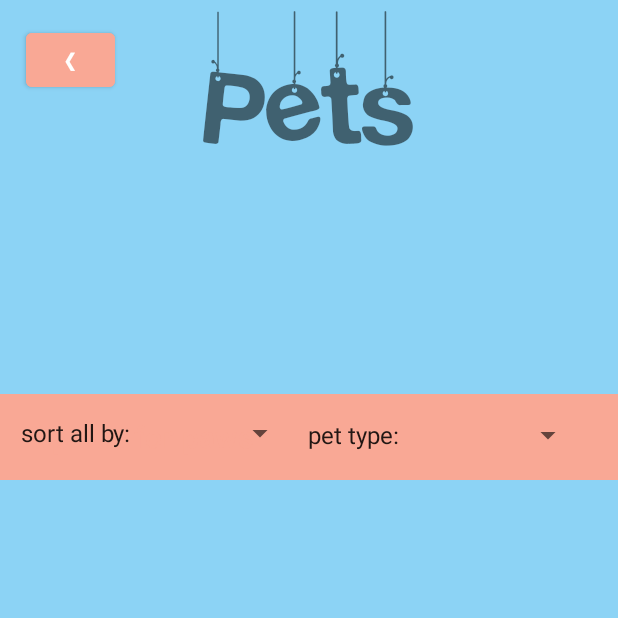
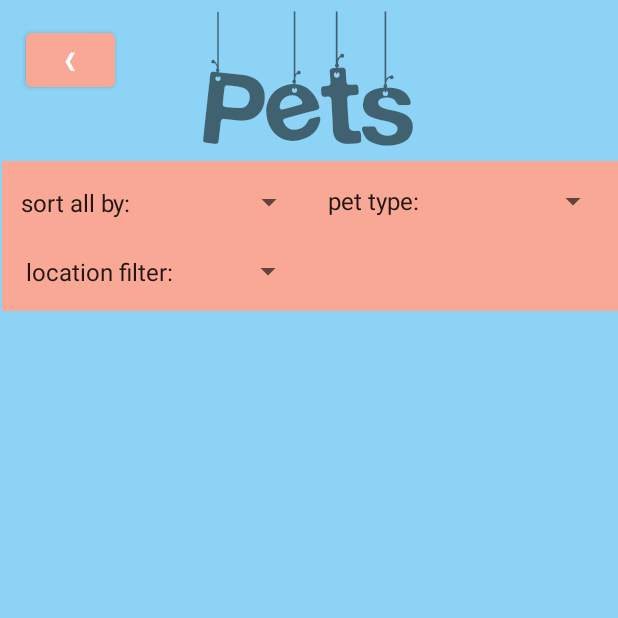
Before and after one commit to soniadeca28/APlaceForPaws, an Android app: the BrowseActivity screen opened directly, with no data from a screen before it, on a phone screen of 412 x 824 dp, the top half of it. Run offline under Robolectric (Android 15) with nearby library versions, the phone set to English and light mode, and no system bars; our stand-ins replace Firebase (no records; nobody signed in at launch, a user with empty details on screens opened directly), Picasso; pictures from the network do not load.

Commit message:
Added the filter by location

```diff
--- a/app/src/main/java/com/example/aplaceforpaws/BrowseActivity.java
+++ b/app/src/main/java/com/example/aplaceforpaws/BrowseActivity.java
@@ -20,6 +20,7 @@ import android.widget.ArrayAdapter;
 import android.widget.Button;
 import android.widget.ImageView;
 import android.widget.Spinner;
+import android.widget.Switch;
 import android.widget.Toast;
 
 import androidx.annotation.NonNull;
@@ -74,6 +75,7 @@ public class BrowseActivity extends AppCompatActivity {
     private ImageView imageViewPet;
     Spinner petType;
     Spinner petFilter;
+    Spinner petLocation;
     Member member;
     LocationRequest locationRequest;
     LocationCallback locationCallBack;
@@ -81,6 +83,7 @@ public class BrowseActivity extends AppCompatActivity {
     String address;
     public static final int FAST_UPDATE = 5;
     private static final int PERMISSIONS_FINE_LOCATION = 99;
+    private int pos1, pos2, pos3;
 
 
     @SuppressLint("MissingPermission")
@@ -120,6 +123,7 @@ public class BrowseActivity extends AppCompatActivity {
 
         petType = findViewById(R.id.spinner_browse);
         petFilter = findViewById(R.id.spinner_filter_by_type);
+        petLocation = findViewById(R.id.location);
 
         Button back = findViewById(R.id.browseBackButton);
         back.setOnClickListener(v -> backToIntermediate());
@@ -153,6 +157,8 @@ public class BrowseActivity extends AppCompatActivity {
         setupSort();
 
         setupFilterByType();
+
+        setupLocationFilter();
 
     }
 
@@ -190,7 +196,9 @@ public class BrowseActivity extends AppCompatActivity {
         finish();
     }
 
-    private void setupSort(){
+    private void setupSort(){ //pos1 e pentru asta
+       pos2=0;
+       pos3=0;
         ArrayAdapter<CharSequence> adapter = ArrayAdapter.createFromResource(this,
                 R.array.sort_types, android.R.layout.simple_spinner_item);
         adapter.setDropDownViewResource(android.R.layout.simple_spinner_dropdown_item);
@@ -199,14 +207,18 @@ public class BrowseActivity extends AppCompatActivity {
             @RequiresApi(api = Build.VERSION_CODES.N)
             @Override
             public void onItemSelected(AdapterView<?> adapterView, View view, int position, long id) {
-                if(position == 1){
-                    sortByName();
+                switch(position) {
+                    case 1: {
+                        sortByName();
+                        break;
+                    }
+                    case 2: {
+                        sortByAge();
+                        break;
+                    }
+
+                    default: mRecyclerView.setAdapter(mAdapter);
                 }
-                    else if(position == 2){
-                        sortByAge();
-                }
-                    else mRecyclerView.setAdapter(mAdapter);
-
                     mAdapter.notifyDataSetChanged();
             }
 
@@ -221,6 +233,7 @@ public class BrowseActivity extends AppCompatActivity {
 
     @RequiresApi(api = Build.VERSION_CODES.N)
     private void sortByName(){
+
         Collections.sort(mUploads, Comparator.comparing(Upload::getPetName));
         mRecyclerView.setAdapter(mAdapter);
     }
@@ -241,22 +254,35 @@ public class BrowseActivity extends AppCompatActivity {
             @RequiresApi(api = Build.VERSION_CODES.N)
             @Override
             public void onItemSelected(AdapterView<?> adapterView, View view, int position, long id) {
-                if(position == 1) showCats();
+                switch(position) {
 
-                else if(position == 2) showDogs();
+                    case 1 : {
+                        showCats();
+                        break;
+                    }
+                    case 2 : {
+                        showDogs();
+                        break;
+                    }
 
-                else if(position == 3) showFish();
+                    case 3 : {
+                        showFish();
+                        break;
+                    }
 
-                else if(position == 4) showParrots();
+                    case 4 : {
+                        showParrots();
+                        break;
+                    }
 
-                else if(position == 5) showHedgehogs();
-
-                else mRecyclerView.setAdapter(mAdapter);
-
+                    case 5 : {
+                        showHedgehogs();
+                        break;
+                    }
+                    default : mRecyclerView.setAdapter(mAdapter);
+                }
 
             }
-
-
 
             @Override
             public void onNothingSelected(AdapterView<?> adapterView) {
@@ -396,6 +422,43 @@ public class BrowseActivity extends AppCompatActivity {
         Toast.makeText(BrowseActivity.this, "Adress is :" + address, Toast.LENGTH_SHORT).show();
         return address;
     }
+    private void setupLocationFilter(){
 
+        ArrayAdapter<CharSequence> adapter = ArrayAdapter.createFromResource(this,
+                R.array.filter_location, android.R.layout.simple_spinner_item);
+        adapter.setDropDownViewResource(android.R.layout.simple_spinner_dropdown_item);
+        petLocation.setAdapter(adapter);
+        petLocation.setOnItemSelectedListener(new AdapterView.OnItemSelectedListener() {
+            @Override
+            public void onItemSelected(AdapterView<?> adapterView, View view, int position, long id) {
+                if(position == 1) filterByLocation();
+                else mRecyclerView.setAdapter(mAdapter);
+            }
+
+            @Override
+            public void onNothingSelected(AdapterView<?> adapterView) {
+
+            }
+        });
+
+    }
+
+    private void filterByLocation(){
+
+        ImageAdapter mAdapterAux;
+        List<Upload> mUploadsAux;
+        String location;
+        mUploadsAux = new ArrayList<>();
+        mAdapterAux = new ImageAdapter(BrowseActivity.this,mUploadsAux);
+        for(Upload u : mUploads )  {
+            location=u.getAddress();
+            if (address.compareTo(location)==0) {
+                mUploadsAux.add(u);
+            }
+        }
+        mRecyclerView.setAdapter(mAdapterAux);
+        mAdapterAux.notifyDataSetChanged();
+
+    }
 
 }
--- a/app/src/main/java/com/example/aplaceforpaws/ImageAdapter.java
+++ b/app/src/main/java/com/example/aplaceforpaws/ImageAdapter.java
@@ -13,6 +13,7 @@ import android.widget.Filter;
 import android.widget.Filterable;
 import android.widget.Button;
 import android.widget.ImageView;
+import android.widget.Switch;
 import android.widget.TextView;
 import android.widget.Toast;
 
@@ -43,20 +44,25 @@ public class ImageAdapter extends RecyclerView.Adapter<ImageAdapter.ImageViewHol
     private String imgName;
     private String imgExtension;
     private String[] imgParts;
-    private List<Upload> mUploadsAux;
+
+
 
 
     public ImageAdapter(Context mContext, List<Upload> mUploads) {
         this.mContext = mContext;
         this.mUploads = mUploads;
-        this.mUploadsAux=mUploads;
+
+
     }
+
+
 
     @NonNull
     @Override
     public ImageAdapter.ImageViewHolder onCreateViewHolder(@NonNull ViewGroup parent, int viewType) {
         View v = LayoutInflater.from(mContext).inflate(R.layout.pet_image,parent,false);
         return new ImageViewHolder(v);
+        //new ImageAdapter(mUploads,this);
     }
 
     @Override
@@ -109,6 +115,7 @@ public class ImageAdapter extends RecyclerView.Adapter<ImageAdapter.ImageViewHol
         ImageView downloadUrl;
         Button seeMore;
 
+
         public ImageViewHolder(@NonNull View itemView) {
             super(itemView);
             petName = itemView.findViewById(R.id.pet_name);
@@ -117,6 +124,7 @@ public class ImageAdapter extends RecyclerView.Adapter<ImageAdapter.ImageViewHol
             petAge = itemView.findViewById(R.id.petAge);
 
             seeMore = itemView.findViewById(R.id.more);
+
         }
     }
 }
--- a/app/src/main/res/layout/browse_page.xml
+++ b/app/src/main/res/layout/browse_page.xml
@@ -69,40 +69,39 @@
     <androidx.appcompat.widget.Toolbar
 
         android:id="@+id/toolbar"
-        android:layout_width="414dp"
-        android:layout_height="57dp"
+        android:layout_width="411dp"
+        android:layout_height="100dp"
         android:layout_marginStart="1dp"
         android:layout_marginBottom="504dp"
         android:background="@color/peach"
         android:minHeight="?attr/actionBarSize"
         app:layout_constraintBottom_toBottomOf="parent"
         app:layout_constraintEnd_toEndOf="parent"
-        app:layout_constraintHorizontal_bias="0.75"
+        app:layout_constraintHorizontal_bias="0.0"
         app:layout_constraintStart_toStartOf="parent"
         app:layout_constraintTop_toBottomOf="@+id/petsTitle"
-        app:layout_constraintVertical_bias="1.0" />
+        app:layout_constraintVertical_bias="0.0" />
 
     <Spinner
         android:id="@+id/spinner_filter_by_type"
-        android:layout_width="192dp"
-        android:layout_height="48dp"
+        android:layout_width="195dp"
+        android:layout_height="45dp"
 
-        android:layout_marginTop="3dp"
-        android:layout_marginEnd="23dp"
-        android:layout_marginBottom="92dp"
+        android:layout_marginStart="209dp"
+        android:layout_marginTop="4dp"
+        android:layout_marginEnd="6dp"
+        android:layout_marginBottom="51dp"
         android:hint="@string/filter_by"
-        app:layout_constraintBottom_toTopOf="@+id/constraintLayout2"
+        app:layout_constraintBottom_toBottomOf="@+id/toolbar"
         app:layout_constraintEnd_toEndOf="parent"
-        app:layout_constraintHorizontal_bias="0.0"
-        app:layout_constraintStart_toEndOf="@id/spinner_browse"
+        app:layout_constraintStart_toStartOf="@+id/toolbar"
         app:layout_constraintTop_toTopOf="@+id/toolbar"
-        app:layout_constraintVertical_bias="0.0"
         tools:ignore="TouchTargetSizeCheck,SpeakableTextPresentCheck" />
 
     <Spinner
         android:id="@+id/spinner_browse"
-        android:layout_width="191dp"
-        android:layout_height="44dp"
+        android:layout_width="197dp"
+        android:layout_height="47dp"
 
         android:layout_marginStart="6dp"
         android:layout_marginTop="4dp"
@@ -117,5 +116,20 @@
         app:layout_constraintVertical_bias="0.0"
         tools:ignore="SpeakableTextPresentCheck,TouchTargetSizeCheck" />
 
+    <Spinner
+        android:id="@+id/location"
+        android:layout_width="193dp"
+        android:layout_height="46dp"
+        android:layout_marginStart="9dp"
+        android:layout_marginTop="54dp"
+        android:layout_marginEnd="8dp"
+        android:layout_marginBottom="3dp"
+        app:layout_constraintBottom_toBottomOf="@+id/toolbar"
+        app:layout_constraintEnd_toEndOf="parent"
+        app:layout_constraintHorizontal_bias="0.0"
+        app:layout_constraintStart_toStartOf="parent"
+        app:layout_constraintTop_toTopOf="@+id/toolbar"
+        app:layout_constraintVertical_bias="1.0" />
+
 
 </androidx.constraintlayout.widget.ConstraintLayout>
--- a/app/src/main/res/layout/pet_image.xml
+++ b/app/src/main/res/layout/pet_image.xml
@@ -71,9 +71,10 @@
                 android:layout_marginBottom="50dp"
                 app:layout_constraintBottom_toBottomOf="parent"
                 app:layout_constraintEnd_toEndOf="parent"
-                app:layout_constraintHorizontal_bias="0.0"
+                app:layout_constraintHorizontal_bias="0.071"
                 app:layout_constraintStart_toStartOf="parent"
-                app:layout_constraintTop_toTopOf="parent" />
+                app:layout_constraintTop_toTopOf="parent"
+                app:layout_constraintVertical_bias="0.0" />
 
             <TextView
                 android:id="@+id/petAge"
--- a/app/src/main/res/values/strings.xml
+++ b/app/src/main/res/values/strings.xml
@@ -47,9 +47,13 @@
         <item>Parrot</item>
         <item>Hedgehog</item>
     </string-array>
-
     <string name="interested">Interested</string>
     <string name="comma">,</string>
     <string name="location">location</string>
+    <string-array name="filter_location">
+        <item>location filter:</item>
+        <item>On</item>
+        <item>Off</item>
+    </string-array>
 
 </resources>
```
